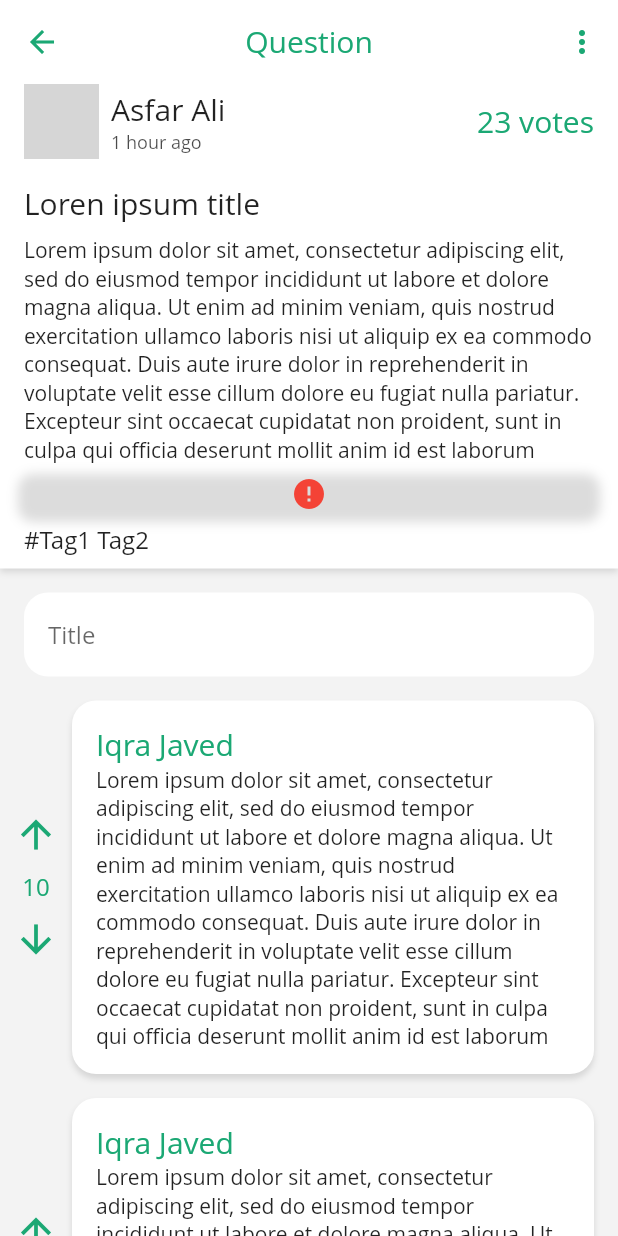
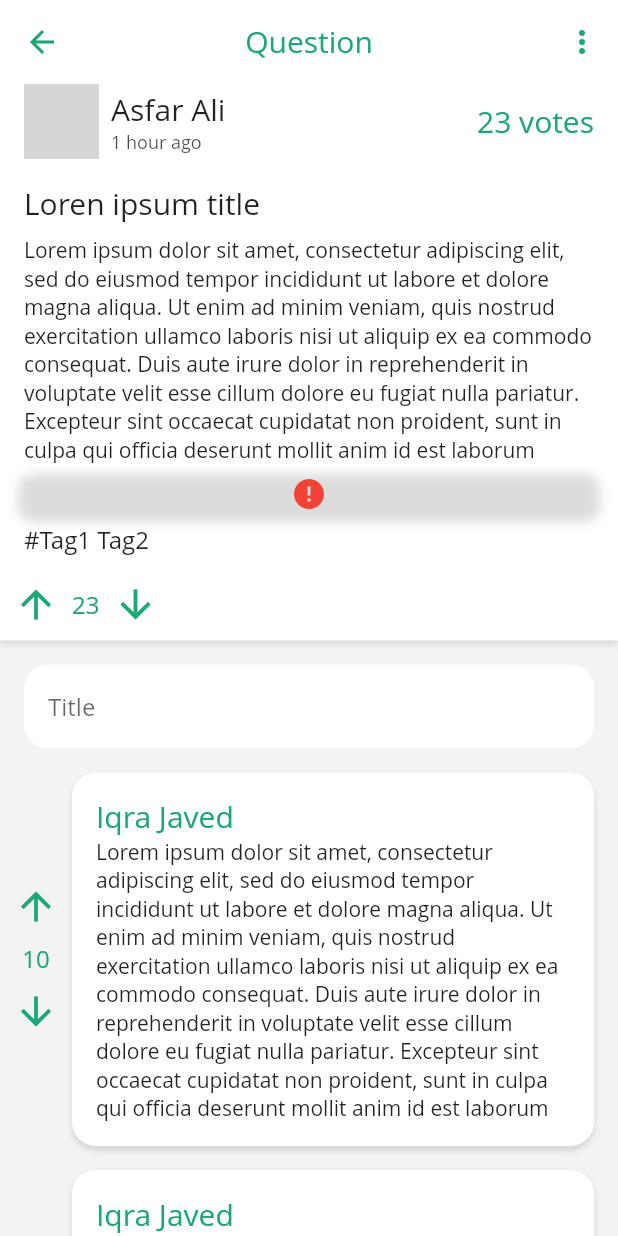
Before and after one commit to s4-ali/truly_pakistan_fyp, a Flutter app: the screen it shows after launch, on a phone screen of 412 x 824 dp. Run offline on Flutter 3.47's test engine with Material 2 defaults, Android fonts, the phone set to English and light mode, and no system bars; drawn by our look-alikes of cached_network_image; our stand-ins replace persistent_bottom_nav_bar; accounts and stored records are empty; network calls fail; grey boxes are pictures that could not be loaded.

Commit message:
Added upvote/downvote for buttons

```diff
--- a/lib/ui/screens/community/view_community_post_screen.dart
+++ b/lib/ui/screens/community/view_community_post_screen.dart
@@ -108,6 +108,23 @@ class _ViewCommunityPostScreenState extends State<ViewCommunityPostScreen> {
                   padding: EdgeInsets.only(left: 16,right: 16,top: 8,bottom: 8),
                   child: Text("#Tag1 Tag2",style: theme.textTheme.subtitle1,),
                 ),
+                Row(
+                  children: <Widget>[
+                    IconButton(
+                      onPressed: (){},
+                      icon: Icon(Icons.arrow_upward),
+                      iconSize: 30,
+                      color: theme.primaryColor,
+                    ),
+                    Text("23",style: TextStyle(fontSize: 16,color: theme.primaryColor),),
+                    IconButton(
+                      onPressed: (){},
+                      icon: Icon(Icons.arrow_downward),
+                      iconSize: 30,
+                      color: theme.primaryColor,
+                    ),
+                  ],
+                )
               ],
             ),
           ),
```
